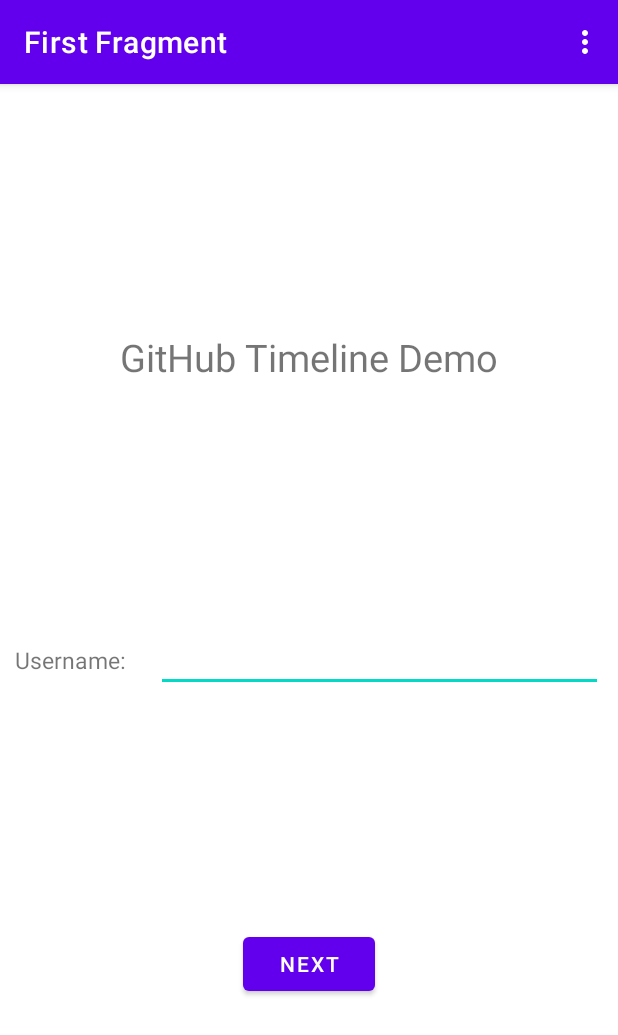
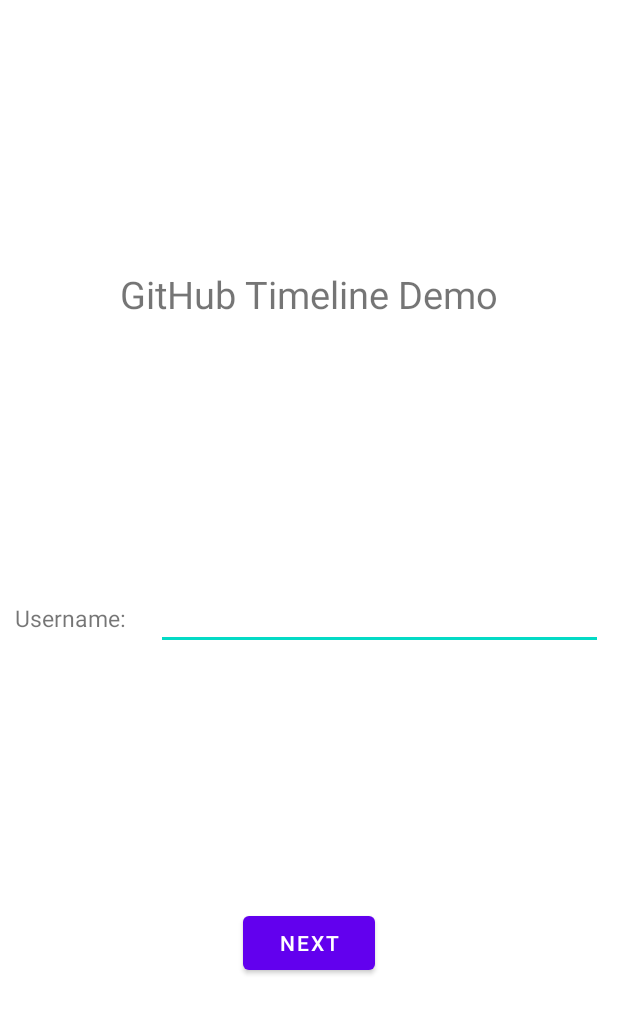
Before and after one commit to softwarecorridor/githubtimelinedemo, an Android app: the screen it shows after launch (MainActivity), on a phone screen of 412 x 824 dp. Shown: the top 1035 px of the screen. Run offline under Robolectric (Android 15) with nearby library versions, the phone set to English and light mode, and no system bars; our stand-ins replace Volley, navigation-ui.

Commit message:
remove old toolbar

```diff
--- a/app/src/main/java/com/softwarecorridor/githubtimelinedemo/MainActivity.kt
+++ b/app/src/main/java/com/softwarecorridor/githubtimelinedemo/MainActivity.kt
@@ -20,14 +20,6 @@ class MainActivity : AppCompatActivity() {
 
         binding = ActivityMainBinding.inflate(layoutInflater)
         setContentView(binding.root)
-
-        setSupportActionBar(binding.toolbar)
-
-        val navController = findNavController(R.id.nav_host_fragment_content_main)
-        appBarConfiguration = AppBarConfiguration(navController.graph)
-        setupActionBarWithNavController(navController, appBarConfiguration)
-
-
     }
 
     override fun onCreateOptionsMenu(menu: Menu): Boolean {
--- a/app/src/main/res/layout/activity_main.xml
+++ b/app/src/main/res/layout/activity_main.xml
@@ -6,20 +6,6 @@
     android:layout_height="match_parent"
     tools:context=".MainActivity">
 
-    <com.google.android.material.appbar.AppBarLayout
-        android:layout_width="match_parent"
-        android:layout_height="wrap_content"
-        android:theme="@style/Theme.GitHubTimelineDemo.AppBarOverlay">
-
-        <androidx.appcompat.widget.Toolbar
-            android:id="@+id/toolbar"
-            android:layout_width="match_parent"
-            android:layout_height="?attr/actionBarSize"
-            android:background="?attr/colorPrimary"
-            app:popupTheme="@style/Theme.GitHubTimelineDemo.PopupOverlay" />
-
-    </com.google.android.material.appbar.AppBarLayout>
-
     <include layout="@layout/content_main" />
 
 </androidx.coordinatorlayout.widget.CoordinatorLayout>
--- a/app/src/main/res/values-night/themes.xml
+++ b/app/src/main/res/values-night/themes.xml
@@ -1,6 +1,6 @@
 <resources xmlns:tools="http://schemas.android.com/tools">
     <!-- Base application theme. -->
-    <style name="Theme.GitHubTimelineDemo" parent="Theme.MaterialComponents.DayNight.DarkActionBar">
+    <style name="Theme.GitHubTimelineDemo" parent="Theme.MaterialComponents.DayNight.NoActionBar">
         <!-- Primary brand color. -->
         <item name="colorPrimary">@color/purple_200</item>
         <item name="colorPrimaryVariant">@color/purple_700</item>
--- a/app/src/main/res/values/themes.xml
+++ b/app/src/main/res/values/themes.xml
@@ -1,6 +1,6 @@
 <resources xmlns:tools="http://schemas.android.com/tools">
     <!-- Base application theme. -->
-    <style name="Theme.GitHubTimelineDemo" parent="Theme.MaterialComponents.DayNight.DarkActionBar">
+    <style name="Theme.GitHubTimelineDemo" parent="Theme.MaterialComponents.DayNight.NoActionBar">
         <!-- Primary brand color. -->
         <item name="colorPrimary">@color/purple_500</item>
         <item name="colorPrimaryVariant">@color/purple_700</item>
@@ -19,7 +19,5 @@
         <item name="windowNoTitle">true</item>
     </style>
 
-    <style name="Theme.GitHubTimelineDemo.AppBarOverlay" parent="ThemeOverlay.AppCompat.Dark.ActionBar" />
 
-    <style name="Theme.GitHubTimelineDemo.PopupOverlay" parent="ThemeOverlay.AppCompat.Light" />
 </resources>
```
